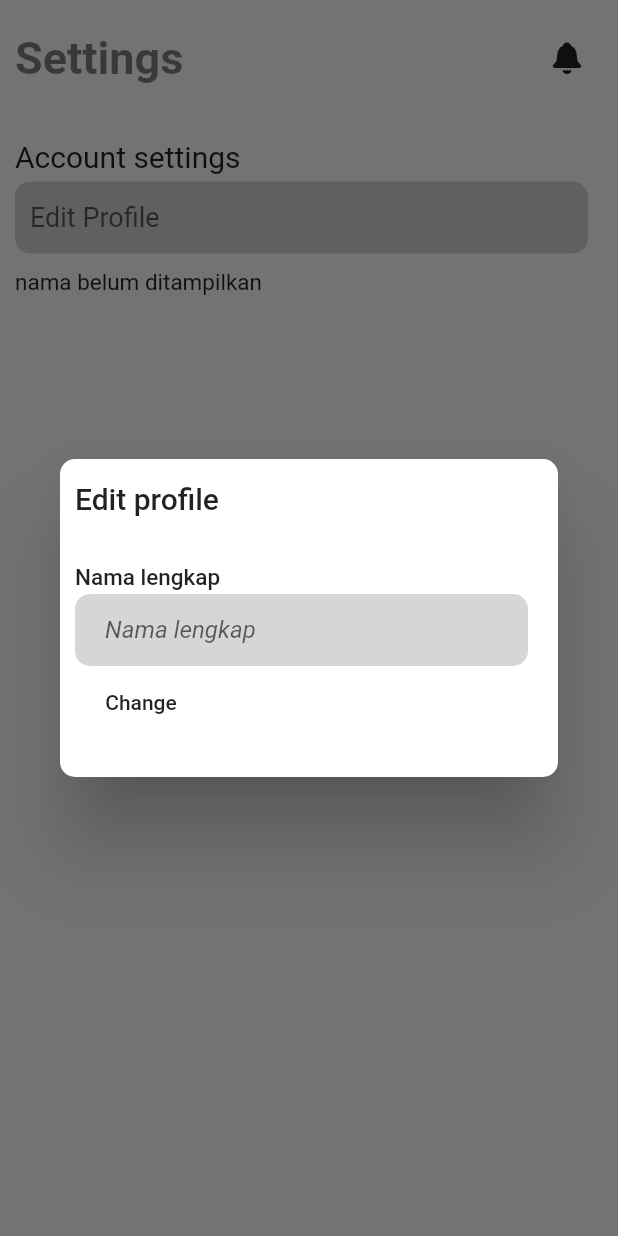
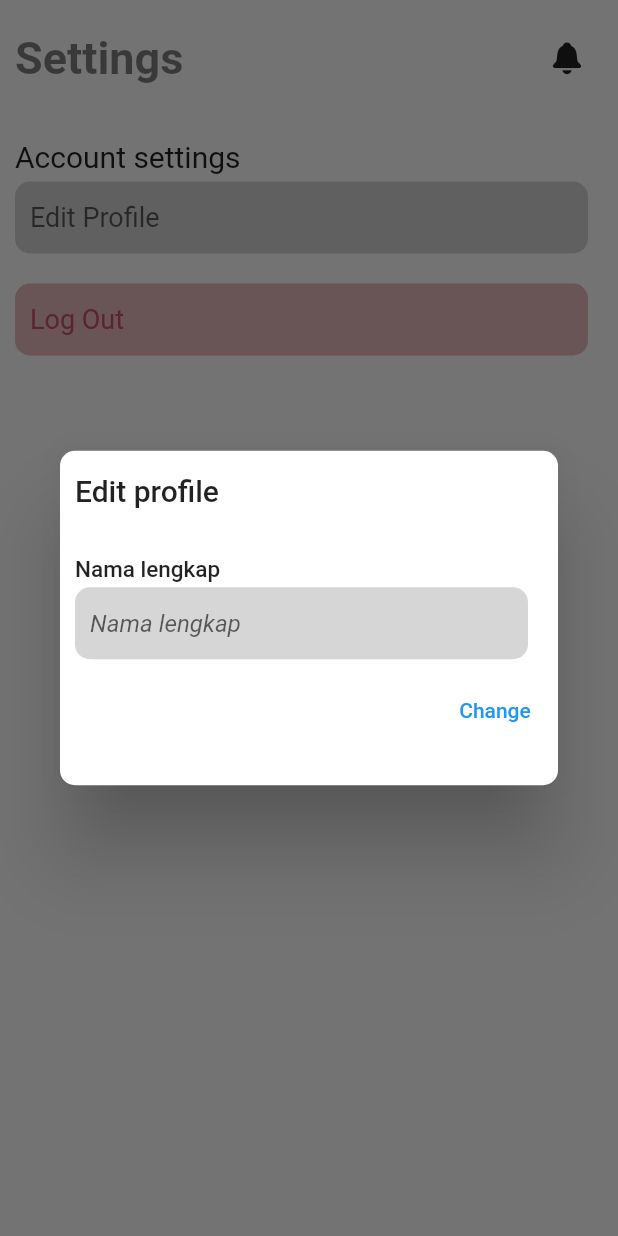
Before and after one commit to mari-bangkit/Mobi.lo, a Flutter app: the SettingPage screen opened directly, after a tap on "Edit Profile", on a phone screen of 412 x 824 dp. Run offline on Flutter 3.47's test engine with Material 2 defaults, Android fonts, the phone set to English and light mode, and no system bars; our stand-ins replace flutter_snake_navigationbar, fluttertoast, readmore; Roboto replaces fonts that are missing (Mon, Montserrat); project files that could hold a hidden picture were left out.

Commit message:
adding log out

```diff
--- a/lib/UI/setting_page.dart
+++ b/lib/UI/setting_page.dart
@@ -5,7 +5,7 @@ import 'package:flutter/rendering.dart';
 import 'package:flutter/widgets.dart';
 import 'package:fluttertoast/fluttertoast.dart';
 import 'package:yuk_mancing/Constant/style.dart';
-import 'package:yuk_mancing/UI/Widget/HomeWidget/username_text.dart';
+import 'package:yuk_mancing/UI/login_page.dart';
 
 class SettingPage extends StatefulWidget {
   const SettingPage({Key? key}) : super(key: key);
@@ -16,7 +16,7 @@ class SettingPage extends StatefulWidget {
 
 class _SettingPageState extends State<SettingPage> {
   bool _isFavorit = false;
-  var _usernamechange = 'nama belum ditampilkan';
+  var _usernamechange = ' ';
   @override
   Widget build(BuildContext context) {
     return Scaffold(
@@ -104,13 +104,44 @@ class _SettingPageState extends State<SettingPage> {
                         ),
                       ),
                     ),
-                    SizedBox(
-                      height: 10,
+                    const SizedBox(
+                      height: 20,
                     ),
-                    Text(
-                      _usernamechange,
-                      style: TextStyle(fontSize: 15),
-                    )
+                    GestureDetector(
+                      onTap: () {
+                        print("on tap");
+                        Navigator.push(
+                          context,
+                          MaterialPageRoute(
+                            builder: (context) => const Loginpage(),
+                          ),
+                        );
+                      },
+                      child: Container(
+                        height: 48,
+                        width: MediaQuery.of(context).size.width,
+                        margin: const EdgeInsets.only(right: 10),
+                        padding: const EdgeInsets.symmetric(
+                          horizontal: 10,
+                        ),
+                        decoration: BoxDecoration(
+                          color: kLightred.withOpacity(0.4),
+                          borderRadius: const BorderRadius.all(
+                            Radius.circular(10),
+                          ),
+                        ),
+                        child: const Align(
+                          alignment: Alignment.centerLeft,
+                          child: Text(
+                            "Log Out",
+                            style: TextStyle(
+                              fontSize: 18,
+                              color: kLightred,
+                            ),
+                          ),
+                        ),
+                      ),
+                    ),
                   ],
                 ),
               )
@@ -144,6 +175,7 @@ class _SettingPageState extends State<SettingPage> {
               Padding(
                 padding: const EdgeInsets.all(10),
                 child: Column(
+                  mainAxisAlignment: MainAxisAlignment.end,
                   crossAxisAlignment: CrossAxisAlignment.start,
                   children: [
                     const Text(
@@ -154,14 +186,13 @@ class _SettingPageState extends State<SettingPage> {
                           fontFamily: "Montserrat"),
                     ),
                     const SizedBox(
-                      height: 2,
+                      height: 3,
                     ),
                     Container(
                       height: 48,
                       width: MediaQuery.of(context).size.width,
                       margin: const EdgeInsets.only(right: 10),
-                      padding: const EdgeInsets.symmetric(
-                          horizontal: 20, vertical: 5),
+                      padding: const EdgeInsets.symmetric(horizontal: 10),
                       decoration: BoxDecoration(
                         color: kLightGray.withOpacity(0.3),
                         borderRadius: const BorderRadius.all(
@@ -180,7 +211,12 @@ class _SettingPageState extends State<SettingPage> {
                         ),
                       ),
                     ),
-                    FlatButton(
+                    const SizedBox(
+                      height: 10,
+                    ),
+                    Align(
+                      alignment: Alignment.centerRight,
+                      child: TextButton(
                         onPressed: () {
                           Fluttertoast.showToast(
                               msg: "Profile telah diubah",
@@ -190,7 +226,8 @@ class _SettingPageState extends State<SettingPage> {
                           });
                           Navigator.of(context).pop();
                         },
-                      child: Text("Change"),
+                        child: const Text("Change"),
+                      ),
                     ),
                   ],
                 ),
```
Lines whose indentation alone changed are shown as unchanged.
